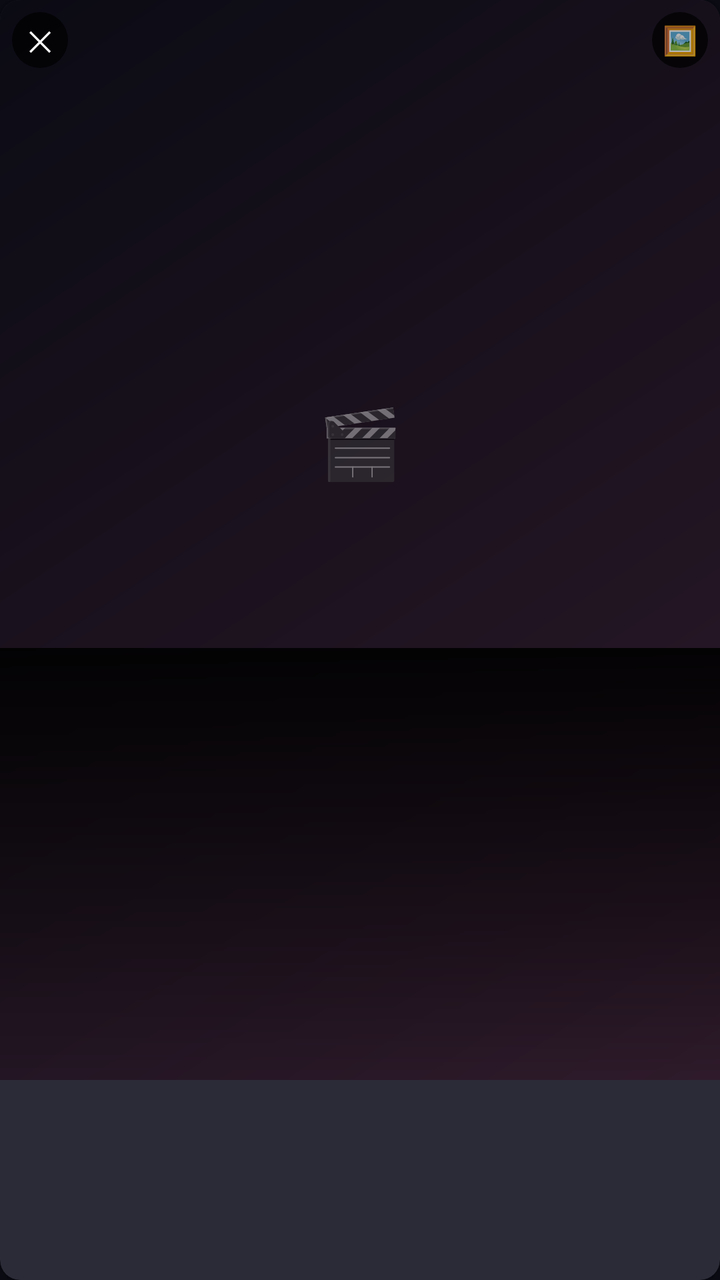
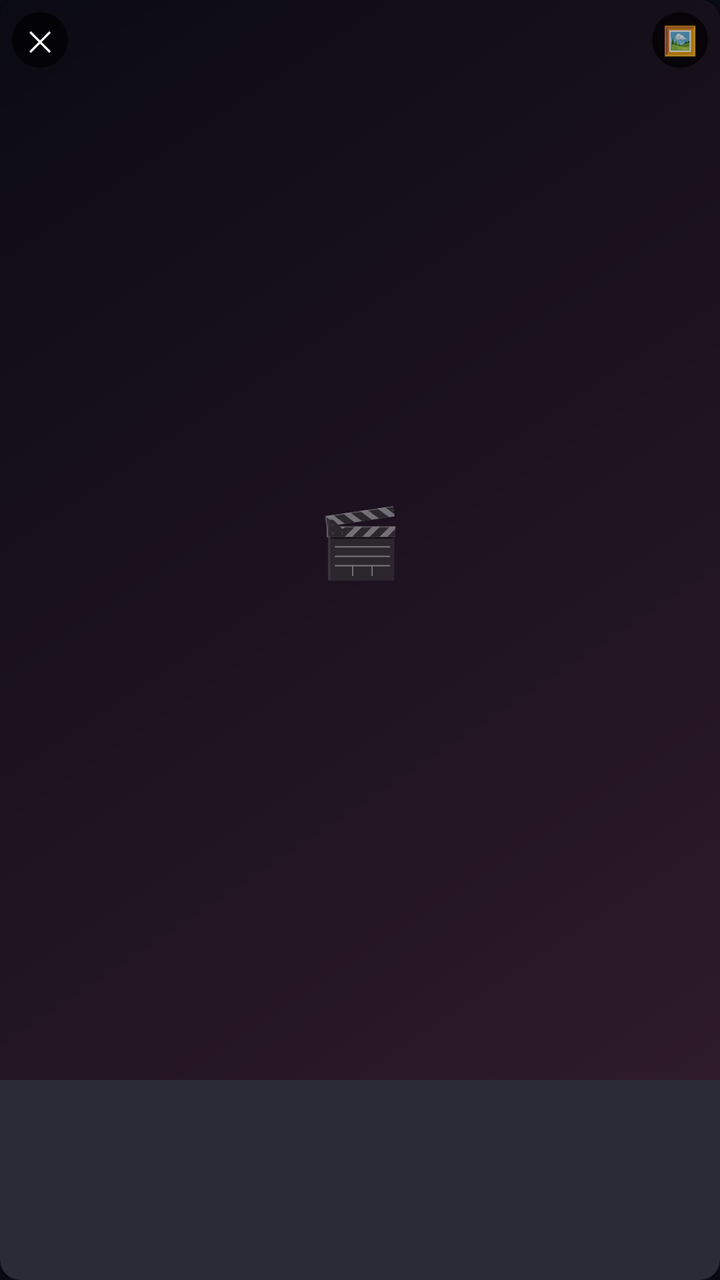

An Android layout rendered at two revisions. The XML below is the earlier revision; the diff shows what the commit changed to produce the second picture.
<!-- AndroidManifest.xml: application theme Theme.RetroTube -->
<!-- res/layout/item_collection.xml -->
<?xml version="1.0" encoding="utf-8"?>
<com.google.android.material.card.MaterialCardView
    xmlns:android="http://schemas.android.com/apk/res/android"
    xmlns:app="http://schemas.android.com/apk/res-auto"
    android:id="@+id/collectionCard"
    android:layout_width="match_parent"
    android:layout_height="wrap_content"
    android:layout_margin="6dp"
    android:clickable="true"
    android:focusable="true"
    app:cardBackgroundColor="@color/retro_surface"
    app:cardCornerRadius="10dp"
    app:cardElevation="3dp"
    app:rippleColor="@color/retro_magenta">

    <androidx.constraintlayout.widget.ConstraintLayout
        android:layout_width="match_parent"
        android:layout_height="wrap_content">

        <View
            android:id="@+id/collectionArt"
            android:layout_width="0dp"
            android:layout_height="0dp"
            android:background="@drawable/collection_poster_background"
            app:layout_constraintDimensionRatio="2:3"
            app:layout_constraintTop_toTopOf="parent"
            app:layout_constraintStart_toStartOf="parent"
            app:layout_constraintEnd_toEndOf="parent" />

        <TextView
            android:layout_width="wrap_content"
            android:layout_height="wrap_content"
            android:text="🎬"
            android:textSize="34sp"
            android:alpha="0.6"
            app:layout_constraintTop_toTopOf="@id/collectionArt"
            app:layout_constraintBottom_toBottomOf="@id/collectionArt"
            app:layout_constraintStart_toStartOf="@id/collectionArt"
            app:layout_constraintEnd_toEndOf="@id/collectionArt"
            app:layout_constraintVertical_bias="0.4" />

        <ImageView
            android:id="@+id/collectionPosterImage"
            android:layout_width="0dp"
            android:layout_height="0dp"
            android:scaleType="centerCrop"
            android:visibility="gone"
            app:layout_constraintTop_toTopOf="@id/collectionArt"
            app:layout_constraintBottom_toBottomOf="@id/collectionArt"
            app:layout_constraintStart_toStartOf="@id/collectionArt"
            app:layout_constraintEnd_toEndOf="@id/collectionArt" />

        <View
            android:id="@+id/collectionScrim"
            android:layout_width="0dp"
            android:layout_height="0dp"
            android:background="@drawable/poster_scrim"
            app:layout_constraintTop_toTopOf="@id/collectionArt"
            app:layout_constraintBottom_toBottomOf="@id/collectionArt"
            app:layout_constraintStart_toStartOf="@id/collectionArt"
            app:layout_constraintEnd_toEndOf="@id/collectionArt"
            app:layout_constraintVertical_bias="1"
            app:layout_constraintHeight_percent="0.4" />

        <TextView
            android:id="@+id/removeCollectionButton"
            android:layout_width="28dp"
            android:layout_height="28dp"
            android:layout_margin="6dp"
            android:text="✕"
            android:textColor="@android:color/white"
            android:textSize="14sp"
            android:gravity="center"
            android:background="@drawable/poster_icon_background"
            app:layout_constraintTop_toTopOf="@id/collectionArt"
            app:layout_constraintStart_toStartOf="@id/collectionArt" />

        <TextView
            android:id="@+id/editCollectionPosterButton"
            android:layout_width="28dp"
            android:layout_height="28dp"
            android:layout_margin="6dp"
            android:text="🖼"
            android:textSize="14sp"
            android:gravity="center"
            android:background="@drawable/poster_icon_background"
            app:layout_constraintTop_toTopOf="@id/collectionArt"
            app:layout_constraintEnd_toEndOf="@id/collectionArt" />

        <TextView
            android:id="@+id/collectionVideoCount"
            android:layout_width="0dp"
            android:layout_height="wrap_content"
            android:layout_marginStart="8dp"
            android:layout_marginEnd="8dp"
            android:layout_marginBottom="1dp"
            android:textColor="@color/retro_magenta"
            android:textSize="9.5sp"
            android:maxLines="1"
            app:layout_constraintBottom_toTopOf="@id/collectionName"
            app:layout_constraintStart_toStartOf="@id/collectionArt"
            app:layout_constraintEnd_toEndOf="@id/collectionArt" />

        <TextView
            android:id="@+id/collectionName"
            android:layout_width="0dp"
            android:layout_height="wrap_content"
            android:layout_marginStart="8dp"
            android:layout_marginEnd="8dp"
            android:layout_marginBottom="10dp"
            android:textColor="@android:color/white"
            android:textSize="12.5sp"
            android:textStyle="bold"
            android:maxLines="2"
            android:ellipsize="end"
            app:layout_constraintBottom_toBottomOf="@id/collectionArt"
            app:layout_constraintStart_toStartOf="@id/collectionArt"
            app:layout_constraintEnd_toEndOf="@id/collectionArt" />

    </androidx.constraintlayout.widget.ConstraintLayout>

</com.google.android.material.card.MaterialCardView>
<!-- resources referenced by this layout -->
<resources>
  <color name="retro_magenta">#FF2E88</color>
  <color name="retro_surface">#1A1A26</color>
  <!-- drawable collection_poster_background (drawable) -->
  <?xml version="1.0" encoding="utf-8"?>
  <shape xmlns:android="http://schemas.android.com/apk/res/android">
      <gradient
          android:type="linear"
          android:angle="135"
          android:startColor="#2E1A2A"
          android:endColor="@color/retro_background" />
  </shape>
  <!-- drawable poster_icon_background (drawable) -->
  <?xml version="1.0" encoding="utf-8"?>
  <shape xmlns:android="http://schemas.android.com/apk/res/android"
      android:shape="oval">
      <solid android:color="#B8000000" />
  </shape>
  <!-- drawable poster_scrim (drawable) -->
  <?xml version="1.0" encoding="utf-8"?>
  <shape xmlns:android="http://schemas.android.com/apk/res/android">
      <gradient
          android:angle="90"
          android:startColor="#00000000"
          android:endColor="#E6000000" />
  </shape>
  <style name="Theme.RetroTube" parent="Theme.MaterialComponents.NoActionBar">
          <item name="colorPrimary">@color/retro_teal</item>
          <item name="colorPrimaryDark">@color/retro_background</item>
          <item name="colorOnPrimary">@color/retro_teal_on</item>
          <item name="colorSecondary">@color/retro_magenta</item>
          <item name="colorOnSecondary">@color/retro_magenta_on</item>
          <item name="colorSurface">@color/retro_surface</item>
          <item name="colorOnSurface">@color/retro_text_primary</item>
          <item name="colorOnBackground">@color/retro_text_primary</item>
          <item name="android:windowBackground">@color/retro_background</item>
          <item name="android:textColorPrimary">@color/retro_text_primary</item>
          <item name="android:textColorSecondary">@color/retro_text_muted</item>
          <item name="radioButtonStyle">@style/Widget.RetroTube.RadioButton</item>
          <item name="switchStyle">@style/Widget.RetroTube.Switch</item>
      </style>
  <color name="retro_background">#0B0B14</color>
  <color name="retro_teal">#2FE6D0</color>
  <color name="retro_teal_on">#05201C</color>
  <color name="retro_magenta_on">#2B0716</color>
  <color name="retro_text_primary">#F2F2F5</color>
  <color name="retro_text_muted">#9098A6</color>
  <style name="Widget.RetroTube.RadioButton" parent="Widget.MaterialComponents.CompoundButton.RadioButton">
          <item name="android:minHeight">56dp</item>
          <item name="android:paddingVertical">10dp</item>
          <item name="android:paddingStart">4dp</item>
          <item name="android:gravity">center_vertical</item>
      </style>
  <style name="Widget.RetroTube.Switch" parent="Widget.MaterialComponents.CompoundButton.Switch">
          <item name="android:minHeight">56dp</item>
          <item name="android:paddingVertical">10dp</item>
          <item name="android:paddingStart">4dp</item>
          <item name="android:gravity">center_vertical</item>
      </style>
</resources>

<!-- the commit's change to res/layout/item_collection.xml (unified diff, before → after) -->
@@ -36,8 +36,7 @@
             app:layout_constraintTop_toTopOf="@id/collectionArt"
             app:layout_constraintBottom_toBottomOf="@id/collectionArt"
             app:layout_constraintStart_toStartOf="@id/collectionArt"
-            app:layout_constraintEnd_toEndOf="@id/collectionArt"
-            app:layout_constraintVertical_bias="0.4" />
+            app:layout_constraintEnd_toEndOf="@id/collectionArt" />
 
         <ImageView
             android:id="@+id/collectionPosterImage"
@@ -49,18 +48,6 @@
             app:layout_constraintBottom_toBottomOf="@id/collectionArt"
             app:layout_constraintStart_toStartOf="@id/collectionArt"
             app:layout_constraintEnd_toEndOf="@id/collectionArt" />
-
-        <View
-            android:id="@+id/collectionScrim"
-            android:layout_width="0dp"
-            android:layout_height="0dp"
-            android:background="@drawable/poster_scrim"
-            app:layout_constraintTop_toTopOf="@id/collectionArt"
-            app:layout_constraintBottom_toBottomOf="@id/collectionArt"
-            app:layout_constraintStart_toStartOf="@id/collectionArt"
-            app:layout_constraintEnd_toEndOf="@id/collectionArt"
-            app:layout_constraintVertical_bias="1"
-            app:layout_constraintHeight_percent="0.4" />
 
         <TextView
             android:id="@+id/removeCollectionButton"
@@ -93,13 +80,13 @@
             android:layout_height="wrap_content"
             android:layout_marginStart="8dp"
             android:layout_marginEnd="8dp"
-            android:layout_marginBottom="1dp"
+            android:layout_marginTop="8dp"
             android:textColor="@color/retro_magenta"
             android:textSize="9.5sp"
             android:maxLines="1"
-            app:layout_constraintBottom_toTopOf="@id/collectionName"
-            app:layout_constraintStart_toStartOf="@id/collectionArt"
-            app:layout_constraintEnd_toEndOf="@id/collectionArt" />
+            app:layout_constraintTop_toBottomOf="@id/collectionArt"
+            app:layout_constraintStart_toStartOf="parent"
+            app:layout_constraintEnd_toEndOf="parent" />
 
         <TextView
             android:id="@+id/collectionName"
@@ -107,15 +94,17 @@
             android:layout_height="wrap_content"
             android:layout_marginStart="8dp"
             android:layout_marginEnd="8dp"
+            android:layout_marginTop="2dp"
             android:layout_marginBottom="10dp"
-            android:textColor="@android:color/white"
+            android:textColor="@color/retro_text_primary"
             android:textSize="12.5sp"
             android:textStyle="bold"
             android:maxLines="2"
             android:ellipsize="end"
-            app:layout_constraintBottom_toBottomOf="@id/collectionArt"
-            app:layout_constraintStart_toStartOf="@id/collectionArt"
-            app:layout_constraintEnd_toEndOf="@id/collectionArt" />
+            app:layout_constraintTop_toBottomOf="@id/collectionVideoCount"
+            app:layout_constraintStart_toStartOf="parent"
+            app:layout_constraintEnd_toEndOf="parent"
+            app:layout_constraintBottom_toBottomOf="parent" />
 
     </androidx.constraintlayout.widget.ConstraintLayout>
 
<!-- resource entries referenced after the edit -->
@@ -16,14 +16,6 @@
   <shape xmlns:android="http://schemas.android.com/apk/res/android"
       android:shape="oval">
       <solid android:color="#B8000000" />
-  </shape>
-  <!-- drawable poster_scrim (drawable) -->
-  <?xml version="1.0" encoding="utf-8"?>
-  <shape xmlns:android="http://schemas.android.com/apk/res/android">
-      <gradient
-          android:angle="90"
-          android:startColor="#00000000"
-          android:endColor="#E6000000" />
   </shape>
   <style name="Theme.RetroTube" parent="Theme.MaterialComponents.NoActionBar">
           <item name="colorPrimary">@color/retro_teal</item>
